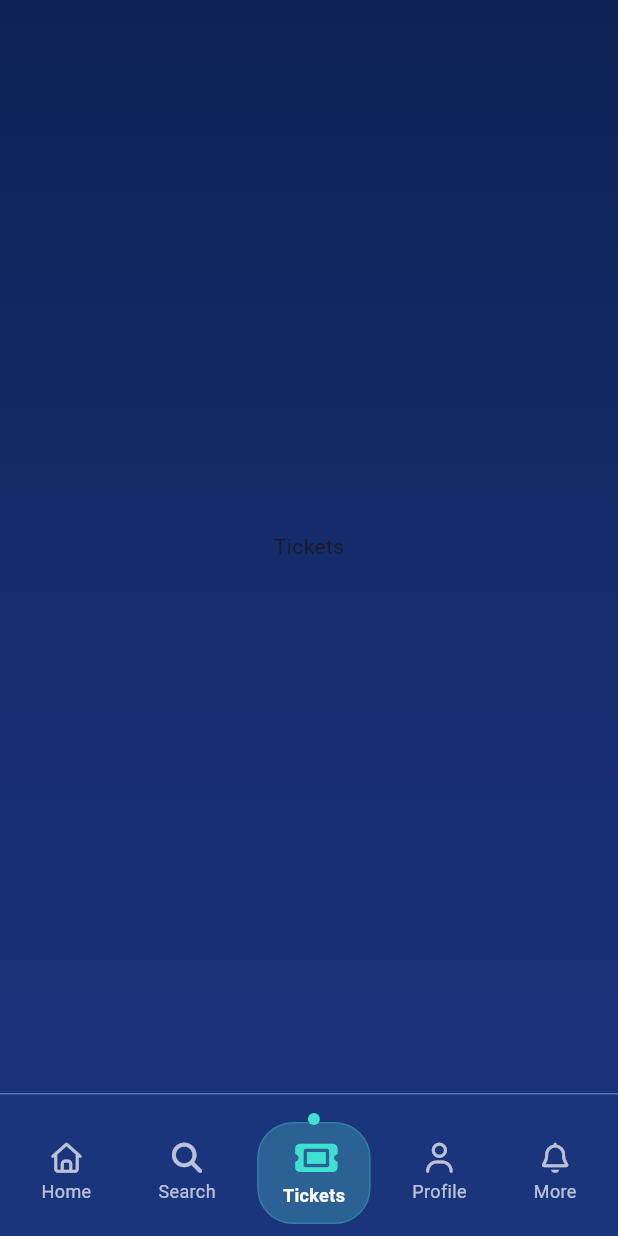
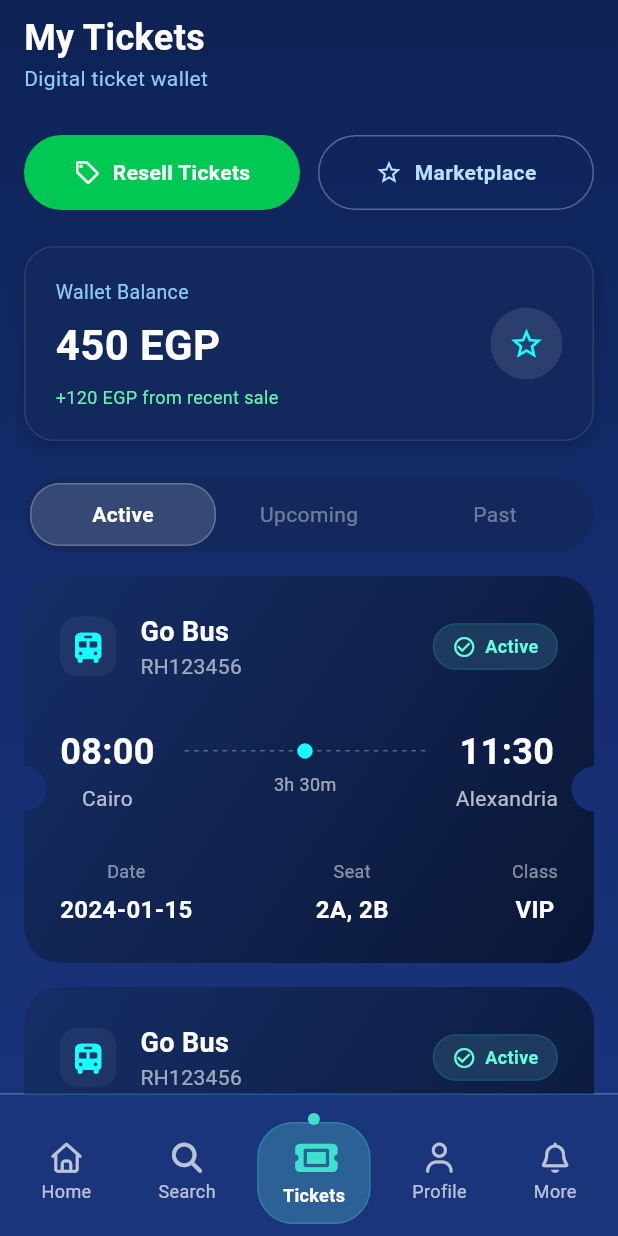
Before and after one commit to AfraimElkesEleia/Transportation-App-Graduation-Project, a Flutter app: the CustomNavBar screen opened by its route, item 3 of the bottom bar chosen, on a phone screen of 412 x 824 dp. Run offline on Flutter 3.47's test engine with Material 3 defaults, Android fonts, the phone set to English and light mode, and no system bars; our stand-ins replace device_preview, expandable_page_view, font_awesome_flutter.

Commit message:
make ticket card and ticket screen without toggle button

```diff
--- a/lib/core/widgets/basic_container.dart
+++ b/lib/core/widgets/basic_container.dart
@@ -1,14 +1,15 @@
-
 import 'package:flutter/material.dart';
 import 'package:transportation_app/core/theming/colors.dart';
 
 class BasicContainer extends StatelessWidget {
   final Widget child;
-  const BasicContainer({super.key, required this.child});
+  final EdgeInsets? padding;
+  const BasicContainer({super.key, required this.child, this.padding});
 
   @override
   Widget build(BuildContext context) {
     return Container(
+      padding: padding,
       decoration: BoxDecoration(
         gradient: LinearGradient(
           begin: Alignment.topCenter,
--- a/lib/features/custom_nav_bar/custom_nav_bar.dart
+++ b/lib/features/custom_nav_bar/custom_nav_bar.dart
@@ -3,6 +3,7 @@ import 'package:font_awesome_flutter/font_awesome_flutter.dart';
 import 'package:transportation_app/core/widgets/basic_container.dart';
 import 'package:transportation_app/features/custom_nav_bar/custom_bottom_nav_bar.dart';
 import 'package:transportation_app/features/home/presentation/views/screen/home_screen.dart';
+import 'package:transportation_app/features/my_tickets/presentation/views/screen/my_tickets.dart';
 
 class NavItem {
   final IconData icon;
@@ -32,7 +33,7 @@ class CustomNavBarState extends State<CustomNavBar> {
   final List<Widget> _screens = [
     const HomeScreen(),
     const Center(child: Text("Search")),
-    const Center(child: Text("Tickets")),
+    const MyTickets(),
     const Center(child: Text("Profile")),
     const Center(child: Text("More")),
   ];
--- /dev/null
+++ b/lib/features/my_tickets/presentation/views/screen/my_tickets.dart
@@ -0,0 +1,261 @@
+import 'package:flutter/material.dart';
+import 'package:transportation_app/core/widgets/basic_container.dart';
+import 'package:transportation_app/features/my_tickets/presentation/views/widgets/ticket_card.dart'; // Using the card we made before
+
+class MyTickets extends StatelessWidget {
+  const MyTickets({super.key});
+
+  @override
+  Widget build(BuildContext context) {
+    return Scaffold(
+      body: BasicContainer(
+        child: SafeArea(
+          child: CustomScrollView(
+            physics: const BouncingScrollPhysics(),
+            slivers: [
+              const _MyTicketsAppBar(),
+
+              const SliverToBoxAdapter(child: SizedBox(height: 20)),
+              const _ActionButtonsRow(),
+
+              const SliverToBoxAdapter(child: SizedBox(height: 24)),
+              const SliverToBoxAdapter(child: _WalletBalanceCard()),
+
+              const SliverToBoxAdapter(child: SizedBox(height: 24)),
+              const SliverToBoxAdapter(child: _CustomTicketTabs()),
+
+              const SliverToBoxAdapter(child: SizedBox(height: 16)),
+
+              SliverPadding(
+                padding: const EdgeInsets.symmetric(horizontal: 16),
+                sliver: SliverList(
+                  delegate: SliverChildBuilderDelegate((context, index) {
+                    return const Padding(
+                      padding: EdgeInsets.only(bottom: 16.0),
+                      child: TicketCard(),
+                    );
+                  }, childCount: 3),
+                ),
+              ),
+
+              const SliverToBoxAdapter(child: SizedBox(height: 80)),
+            ],
+          ),
+        ),
+      ),
+    );
+  }
+}
+
+class _MyTicketsAppBar extends StatelessWidget {
+  const _MyTicketsAppBar();
+
+  @override
+  Widget build(BuildContext context) {
+    return SliverToBoxAdapter(
+      child: Padding(
+        padding: const EdgeInsets.symmetric(horizontal: 16, vertical: 8),
+        child: Column(
+          crossAxisAlignment: CrossAxisAlignment.start,
+          children: [
+            const Text(
+              "My Tickets",
+              style: TextStyle(
+                color: Colors.white,
+                fontWeight: FontWeight.bold,
+                fontSize: 24,
+              ),
+            ),
+            Text(
+              "Digital ticket wallet",
+              style: TextStyle(color: Colors.blue[200], fontSize: 14),
+            ),
+          ],
+        ),
+      ),
+    );
+  }
+}
+
+class _ActionButtonsRow extends StatelessWidget {
+  const _ActionButtonsRow();
+
+  @override
+  Widget build(BuildContext context) {
+    return SliverPadding(
+      padding: const EdgeInsets.symmetric(horizontal: 16),
+      sliver: SliverToBoxAdapter(
+        child: Row(
+          children: [
+            Expanded(
+              child: _buildButton(
+                icon: Icons.sell_outlined,
+                label: "Resell Tickets",
+                color: const Color(0xFF00C853),
+                textColor: Colors.white,
+              ),
+            ),
+            const SizedBox(width: 12),
+            Expanded(
+              child: _buildButton(
+                icon: Icons.star_border,
+                label: "Marketplace",
+                color: const Color(0xFF5C6BC0).withOpacity(0.3), // Glassy Blue
+                textColor: Colors.blue[100]!,
+                isOutlined: true,
+              ),
+            ),
+          ],
+        ),
+      ),
+    );
+  }
+
+  Widget _buildButton({
+    required IconData icon,
+    required String label,
+    required Color color,
+    required Color textColor,
+    bool isOutlined = false,
+  }) {
+    return Container(
+      height: 50,
+      decoration: BoxDecoration(
+        color: isOutlined ? Colors.transparent : color,
+        borderRadius: BorderRadius.circular(25),
+        border: isOutlined ? Border.all(color: Colors.white30) : null,
+        gradient: isOutlined
+            ? LinearGradient(
+                colors: [color.withOpacity(0.4), color.withOpacity(0.1)],
+              )
+            : null,
+      ),
+      child: Row(
+        mainAxisAlignment: MainAxisAlignment.center,
+        children: [
+          Icon(icon, color: textColor, size: 18),
+          const SizedBox(width: 8),
+          Text(
+            label,
+            style: TextStyle(
+              color: textColor,
+              fontWeight: FontWeight.w600,
+              fontSize: 14,
+            ),
+          ),
+        ],
+      ),
+    );
+  }
+}
+
+class _WalletBalanceCard extends StatelessWidget {
+  const _WalletBalanceCard();
+
+  @override
+  Widget build(BuildContext context) {
+    return Padding(
+      padding: const EdgeInsets.symmetric(horizontal: 16),
+      child: Container(
+        padding: const EdgeInsets.all(20),
+        decoration: BoxDecoration(
+          color: const Color(0xFF13285C),
+          borderRadius: BorderRadius.circular(20),
+          border: Border.all(color: Colors.white10),
+          boxShadow: [
+            BoxShadow(
+              color: Colors.black.withOpacity(0.2),
+              blurRadius: 10,
+              offset: const Offset(0, 4),
+            ),
+          ],
+        ),
+        child: Row(
+          mainAxisAlignment: MainAxisAlignment.spaceBetween,
+          children: [
+            Column(
+              crossAxisAlignment: CrossAxisAlignment.start,
+              children: [
+                Text(
+                  "Wallet Balance",
+                  style: TextStyle(color: Colors.blue[200], fontSize: 13),
+                ),
+                const SizedBox(height: 6),
+                const Text(
+                  "450 EGP",
+                  style: TextStyle(
+                    color: Colors.white,
+                    fontSize: 28,
+                    fontWeight: FontWeight.bold,
+                  ),
+                ),
+                const SizedBox(height: 6),
+                const Text(
+                  "+120 EGP from recent sale",
+                  style: TextStyle(color: Colors.greenAccent, fontSize: 12),
+                ),
+              ],
+            ),
+            Container(
+              padding: const EdgeInsets.all(12),
+              decoration: BoxDecoration(
+                color: Colors.white.withOpacity(0.1),
+                shape: BoxShape.circle,
+              ),
+              child: const Icon(Icons.star_outline, color: Colors.cyanAccent),
+            ),
+          ],
+        ),
+      ),
+    );
+  }
+}
+
+class _CustomTicketTabs extends StatelessWidget {
+  const _CustomTicketTabs();
+
+  @override
+  Widget build(BuildContext context) {
+    return Padding(
+      padding: const EdgeInsets.symmetric(horizontal: 16),
+      child: Container(
+        padding: const EdgeInsets.all(4),
+        decoration: BoxDecoration(
+          color: const Color(0xFF13285C),
+          borderRadius: BorderRadius.circular(25),
+        ),
+        child: Row(
+          children: [
+            _buildTab("Active", isActive: true),
+            _buildTab("Upcoming", isActive: false),
+            _buildTab("Past", isActive: false),
+          ],
+        ),
+      ),
+    );
+  }
+
+  Widget _buildTab(String text, {required bool isActive}) {
+    return Expanded(
+      child: Container(
+        padding: const EdgeInsets.symmetric(vertical: 10),
+        decoration: isActive
+            ? BoxDecoration(
+                color: Colors.white.withOpacity(0.15),
+                borderRadius: BorderRadius.circular(20),
+                border: Border.all(color: Colors.white24),
+              )
+            : null,
+        child: Center(
+          child: Text(
+            text,
+            style: TextStyle(
+              color: isActive ? Colors.white : Colors.white38,
+              fontWeight: isActive ? FontWeight.bold : FontWeight.normal,
+            ),
+          ),
+        ),
+      ),
+    );
+  }
+}
--- /dev/null
+++ b/lib/features/my_tickets/presentation/views/widgets/ticket_card.dart
@@ -0,0 +1,260 @@
+import 'package:flutter/material.dart';
+import 'package:font_awesome_flutter/font_awesome_flutter.dart';
+
+class TicketCard extends StatelessWidget {
+  const TicketCard({super.key});
+
+  @override
+  Widget build(BuildContext context) {
+    return ClipPath(
+      clipper: TicketClipper(),
+      child: Container(
+        width: double.infinity,
+        padding: const EdgeInsets.all(24),
+        decoration: BoxDecoration(
+          gradient: const LinearGradient(
+            begin: Alignment.topLeft,
+            end: Alignment.bottomRight,
+            colors: [Color(0xFF162E66), Color(0xFF0A1635)],
+          ),
+          borderRadius: BorderRadius.circular(24),
+        ),
+        child: Column(
+          mainAxisSize: MainAxisSize.min,
+          children: [
+            const _TicketHeader(),
+            const SizedBox(height: 30),
+
+            const _TicketJourney(),
+            const SizedBox(height: 30),
+
+            const _TicketFooter(),
+          ],
+        ),
+      ),
+    );
+  }
+}
+
+class _TicketHeader extends StatelessWidget {
+  const _TicketHeader();
+
+  @override
+  Widget build(BuildContext context) {
+    return Row(
+      children: [
+        Container(
+          padding: const EdgeInsets.all(10),
+          decoration: BoxDecoration(
+            color: Colors.white.withOpacity(0.05),
+            borderRadius: BorderRadius.circular(12),
+          ),
+          child: const FaIcon(
+            FontAwesomeIcons.bus,
+            color: Colors.cyanAccent,
+            size: 20,
+          ),
+        ),
+        const SizedBox(width: 16),
+        Column(
+          crossAxisAlignment: CrossAxisAlignment.start,
+          children: [
+            const Text(
+              "Go Bus",
+              style: TextStyle(
+                color: Colors.white,
+                fontSize: 18,
+                fontWeight: FontWeight.bold,
+              ),
+            ),
+            Text(
+              "RH123456",
+              style: TextStyle(
+                color: Colors.white.withOpacity(0.6),
+                fontSize: 14,
+              ),
+            ),
+          ],
+        ),
+        const Spacer(),
+        Container(
+          padding: const EdgeInsets.symmetric(horizontal: 12, vertical: 6),
+          decoration: BoxDecoration(
+            color: const Color(0xFF1E3A5F),
+            borderRadius: BorderRadius.circular(20),
+            border: Border.all(color: Colors.teal.withOpacity(0.3)),
+          ),
+          child: const Row(
+            children: [
+              Icon(
+                Icons.check_circle_outline,
+                color: Colors.tealAccent,
+                size: 16,
+              ),
+              SizedBox(width: 6),
+              Text(
+                "Active",
+                style: TextStyle(
+                  color: Colors.tealAccent,
+                  fontWeight: FontWeight.bold,
+                  fontSize: 12,
+                ),
+              ),
+            ],
+          ),
+        ),
+      ],
+    );
+  }
+}
+
+class _TicketJourney extends StatelessWidget {
+  const _TicketJourney();
+
+  @override
+  Widget build(BuildContext context) {
+    return Row(
+      mainAxisAlignment: MainAxisAlignment.spaceBetween,
+      children: [
+        _buildTimeColumn("08:00", "Cairo"),
+        Expanded(
+          child: Padding(
+            padding: const EdgeInsets.symmetric(horizontal: 20),
+            child: Column(
+              children: [
+                Stack(
+                  alignment: Alignment.center,
+                  children: [
+                    LayoutBuilder(
+                      builder: (context, constraints) {
+                        return Flex(
+                          direction: Axis.horizontal,
+                          mainAxisAlignment: MainAxisAlignment.spaceBetween,
+                          children: List.generate(
+                            (constraints.constrainWidth() / 6).floor(),
+                            (index) => SizedBox(
+                              width: 3,
+                              height: 1,
+                              child: DecoratedBox(
+                                decoration: BoxDecoration(
+                                  color: Colors.white.withOpacity(0.3),
+                                ),
+                              ),
+                            ),
+                          ),
+                        );
+                      },
+                    ),
+                    const Icon(
+                      Icons.circle,
+                      color: Colors.cyanAccent,
+                      size: 12,
+                    ),
+                  ],
+                ),
+                const SizedBox(height: 8),
+                Text(
+                  "3h 30m",
+                  style: TextStyle(
+                    color: Colors.white.withOpacity(0.6),
+                    fontSize: 12,
+                  ),
+                ),
+              ],
+            ),
+          ),
+        ),
+
+        _buildTimeColumn("11:30", "Alexandria"),
+      ],
+    );
+  }
+
+  Widget _buildTimeColumn(String time, String city) {
+    return Column(
+      children: [
+        Text(
+          time,
+          style: const TextStyle(
+            color: Colors.white,
+            fontSize: 24,
+            fontWeight: FontWeight.bold,
+          ),
+        ),
+        const SizedBox(height: 4),
+        Text(city, style: const TextStyle(color: Colors.white70, fontSize: 14)),
+      ],
+    );
+  }
+}
+
+class _TicketFooter extends StatelessWidget {
+  const _TicketFooter();
+
+  @override
+  Widget build(BuildContext context) {
+    return Row(
+      mainAxisAlignment: MainAxisAlignment.spaceBetween,
+      children: [
+        _buildInfoColumn("Date", "2024-01-15"),
+        _buildInfoColumn("Seat", "2A, 2B"),
+        _buildInfoColumn("Class", "VIP"),
+      ],
+    );
+  }
+
+  Widget _buildInfoColumn(String label, String value) {
+    return Column(
+      children: [
+        Text(
+          label,
+          style: TextStyle(color: Colors.white.withOpacity(0.5), fontSize: 12),
+        ),
+        const SizedBox(height: 6),
+        Text(
+          value,
+          style: const TextStyle(
+            color: Colors.white,
+            fontSize: 16,
+            fontWeight: FontWeight.w600,
+          ),
+        ),
+      ],
+    );
+  }
+}
+
+class TicketClipper extends CustomClipper<Path> {
+  @override
+  Path getClip(Size size) {
+    Path path = Path();
+
+    path.lineTo(0.0, size.height);
+    path.lineTo(size.width, size.height);
+    path.lineTo(size.width, 0.0);
+
+    final holeRadius = 15.0;
+    final holePositionRatio = 0.55;
+
+    path.addOval(
+      Rect.fromCircle(
+        center: Offset(0.0, size.height * holePositionRatio),
+        radius: holeRadius,
+      ),
+    );
+
+    path.addOval(
+      Rect.fromCircle(
+        center: Offset(size.width, size.height * holePositionRatio),
+        radius: holeRadius,
+      ),
+    );
+
+    path.fillType = PathFillType.evenOdd;
+
+    return path;
+  }
+
+  @override
+  bool shouldReclip(CustomClipper<Path> oldClipper) => false;
+}
```
